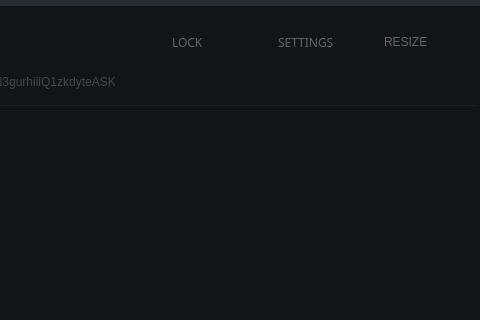
ConcealNetwork/conceal-desktop, file src/gui/ui/overviewframe.ui: the form before one commit; both pictures show x 790 to 1270 and y 0 to 320 of the 1270 by 750 pixel window.
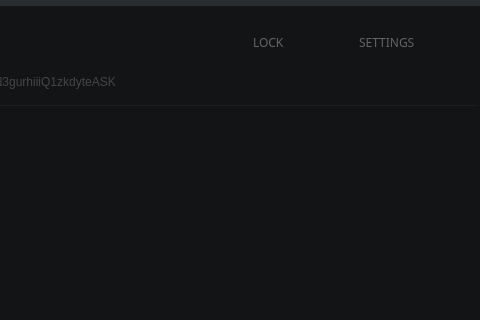
The form after the commit. Icons and pictures are not drawn.

Commit message: Give secondary buttons the same styling

The edit to the form file:
```diff
--- a/src/gui/ui/overviewframe.ui
+++ b/src/gui/ui/overviewframe.ui
@@ -5545,53 +5545,6 @@
            </property>
           </widget>
          </item>
-         <item row="0" column="3">
-          <widget class="QPushButton" name="lm_lockWalletButton">
-           <property name="minimumSize">
-            <size>
-             <width>100</width>
-             <height>31</height>
-            </size>
-           </property>
-           <property name="maximumSize">
-            <size>
-             <width>100</width>
-             <height>60</height>
-            </size>
-           </property>
-           <property name="font">
-            <font>
-             <family>Poppins</family>
-            </font>
-           </property>
-           <property name="styleSheet">
-            <string notr="true">QPushButton {
-text-align: left; color: #ddd;
-
-border: none;
-}
-
-QPushButton:hover {
-text-align: left; color: orange; 
-
-border: none;
-  }</string>
-           </property>
-           <property name="text">
-            <string>LOCK</string>
-           </property>
-           <property name="icon">
-            <iconset resource="../../resources.qrc">
-             <normaloff>:/icons/lock</normaloff>:/icons/lock</iconset>
-           </property>
-           <property name="iconSize">
-            <size>
-             <width>18</width>
-             <height>18</height>
-            </size>
-           </property>
-          </widget>
-         </item>
          <item row="1" column="0">
           <widget class="QPushButton" name="m_qrButton">
            <property name="sizePolicy">
@@ -5691,7 +5644,7 @@
            </property>
           </widget>
          </item>
-         <item row="0" column="4">
+         <item row="0" column="5">
           <widget class="QPushButton" name="lm_settingsButton">
            <property name="minimumSize">
             <size>
@@ -5738,39 +5691,50 @@
            </property>
           </widget>
          </item>
-         <item row="0" column="5">
-          <widget class="QPushButton" name="lm_fontSize">
+         <item row="0" column="4">
+          <widget class="QPushButton" name="lm_lockWalletButton">
            <property name="minimumSize">
             <size>
-             <width>75</width>
+             <width>100</width>
              <height>31</height>
             </size>
            </property>
            <property name="maximumSize">
             <size>
-             <width>75</width>
-             <height>31</height>
+             <width>100</width>
+             <height>60</height>
             </size>
            </property>
+           <property name="font">
+            <font>
+             <family>Poppins</family>
+            </font>
+           </property>
            <property name="styleSheet">
             <string notr="true">QPushButton {
-text-align: left; 
-color: #ddd; 
+text-align: left; color: #ddd;
+
 border: none;
 }
 
 QPushButton:hover {
-text-align: left; 
-color: orange; 
+text-align: left; color: orange; 
+
 border: none;
-}</string>
+  }</string>
            </property>
            <property name="text">
-            <string>RESIZE</string>
+            <string>LOCK</string>
            </property>
            <property name="icon">
             <iconset resource="../../resources.qrc">
-             <normaloff>:/icons/icons/font-size.png</normaloff>:/icons/icons/font-size.png</iconset>
+             <normaloff>:/icons/lock</normaloff>:/icons/lock</iconset>
+           </property>
+           <property name="iconSize">
+            <size>
+             <width>18</width>
+             <height>18</height>
+            </size>
            </property>
           </widget>
          </item>
```
Left out of the diff: 73 changed lines with no effect on the pictures.
